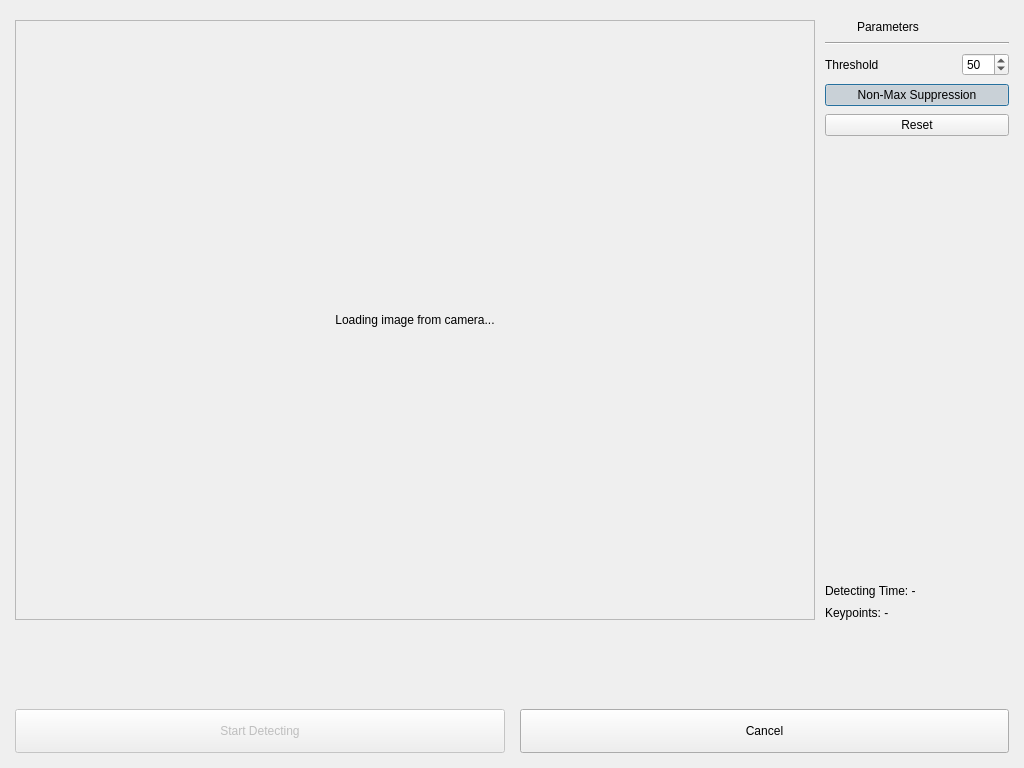
This is ui/windowFastRealTime.ui in kayspark/ImageFeatureDetector as Qt 5 draws it before an edit. The edited form follows.
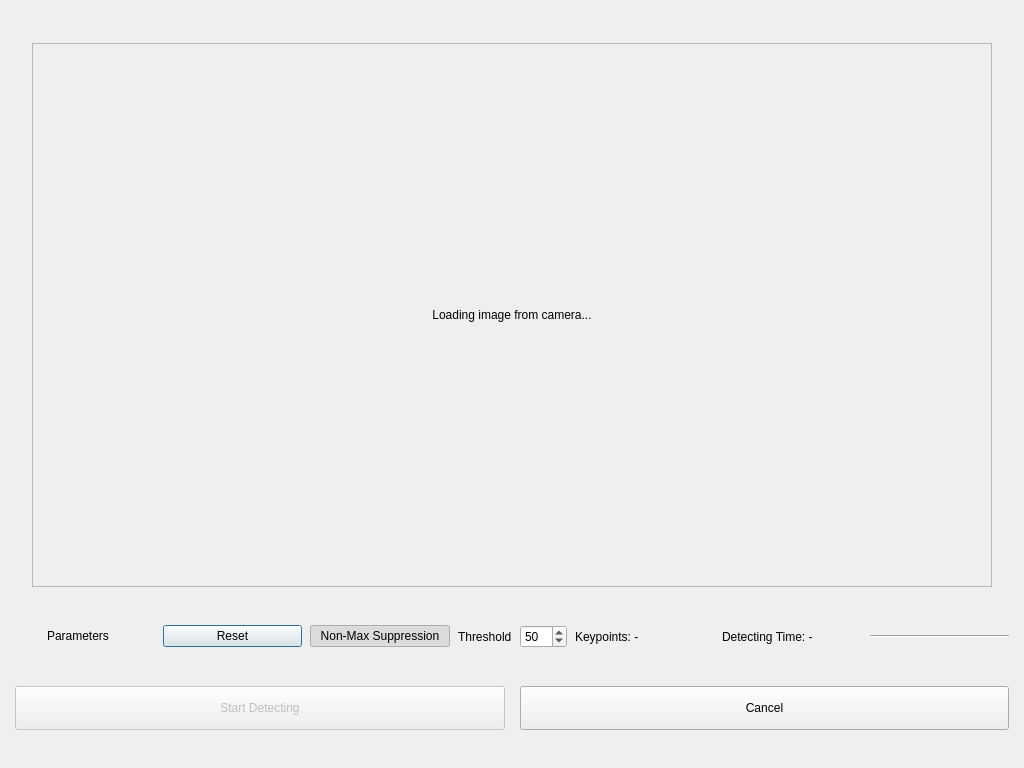
This is the edited form. Icons and pictures are not drawn.

Patch:
```diff
--- a/ui/windowFastRealTime.ui
+++ b/ui/windowFastRealTime.ui
@@ -9,8 +9,8 @@
       <rect>
         <x>0</x>
         <y>0</y>
-        <width>550</width>
-        <height>350</height>
+        <width>1024</width>
+        <height>768</height>
       </rect>
     </property>
     <property name="sizePolicy">
@@ -68,14 +68,14 @@
               </property>
               <property name="minimumSize">
                 <size>
-                  <width>800</width>
-                  <height>600</height>
+                  <width>960</width>
+                  <height>544</height>
                 </size>
               </property>
               <property name="maximumSize">
                 <size>
-                  <width>800</width>
-                  <height>600</height>
+                  <width>960</width>
+                  <height>544</height>
                 </size>
               </property>
               <property name="frameShape">
@@ -98,8 +98,10 @@
               </property>
             </widget>
           </item>
+        </layout>
+      </item>
           <item>
-            <layout class="QVBoxLayout" name="verticalLayout_2">
+        <layout class="QHBoxLayout" name="horizontalLayout">
               <property name="spacing">
                 <number>8</number>
               </property>
@@ -127,7 +129,7 @@
                       </property>
                     </widget>
                   </item>
-                  <item>
+              <item alignment="Qt::AlignVCenter">
                     <widget class="QLabel" name="label">
                       <property name="text">
                         <string>Parameters</string>
@@ -137,9 +139,33 @@
                 </layout>
               </item>
               <item>
-                <widget class="Line" name="line_2">
-                  <property name="orientation">
-                    <enum>Qt::Horizontal</enum>
+            <widget class="QPushButton" name="uiPushButtonResetFAST">
+              <property name="text">
+                <string>Reset</string>
+              </property>
+              <property name="icon">
+                <iconset>
+                  <normaloff>icons/edit-clear.svg</normaloff>icons/edit-clear.svg
+                </iconset>
+              </property>
+              <property name="iconSize">
+                <size>
+                  <width>24</width>
+                  <height>24</height>
+                </size>
+              </property>
+            </widget>
+          </item>
+          <item>
+            <widget class="QPushButton" name="uiPushButtonNonMaxFAST">
+              <property name="text">
+                <string>Non-Max Suppression</string>
+              </property>
+              <property name="checkable">
+                <bool>true</bool>
+              </property>
+              <property name="checked">
+                <bool>true</bool>
                   </property>
                 </widget>
               </item>
@@ -161,19 +187,6 @@
                       </property>
                     </widget>
                   </item>
-                  <item>
-                    <spacer name="horizontalSpacer">
-                      <property name="orientation">
-                        <enum>Qt::Horizontal</enum>
-                      </property>
-                      <property name="sizeHint" stdset="0">
-                        <size>
-                          <width>40</width>
-                          <height>20</height>
-                        </size>
-                      </property>
-                    </spacer>
-                  </item>
                   <item>
                     <widget class="QSpinBox" name="uiSpinBoxThresholdFAST">
                       <property name="sizePolicy">
@@ -195,56 +208,6 @@
                   </item>
                 </layout>
               </item>
-              <item>
-                <widget class="QPushButton" name="uiPushButtonNonMaxFAST">
-                  <property name="text">
-                    <string>Non-Max Suppression</string>
-                  </property>
-                  <property name="checkable">
-                    <bool>true</bool>
-                  </property>
-                  <property name="checked">
-                    <bool>true</bool>
-                  </property>
-                </widget>
-              </item>
-              <item>
-                <widget class="QPushButton" name="uiPushButtonResetFAST">
-                  <property name="text">
-                    <string>Reset</string>
-                  </property>
-                  <property name="icon">
-                    <iconset>
-                      <normaloff>icons/edit-clear.svg</normaloff>icons/edit-clear.svg</iconset>
-                  </property>
-                  <property name="iconSize">
-                    <size>
-                      <width>24</width>
-                      <height>24</height>
-                    </size>
-                  </property>
-                </widget>
-              </item>
-              <item>
-                <spacer name="verticalSpacer">
-                  <property name="orientation">
-                    <enum>Qt::Vertical</enum>
-                  </property>
-                  <property name="sizeHint" stdset="0">
-                    <size>
-                      <width>20</width>
-                      <height>40</height>
-                    </size>
-                  </property>
-                </spacer>
-              </item>
-              <item>
-                <widget class="QLabel" name="uiLabelTime">
-                  <property name="text">
-                    <string>Detecting Time: -</string>
-                  </property>
-                </widget>
-              </item>
               <item>
                 <widget class="QLabel" name="uiLabelKeypoints">
                   <property name="text">
@@ -252,22 +215,21 @@
                   </property>
                 </widget>
               </item>
-            </layout>
+          <item>
+            <widget class="QLabel" name="uiLabelTime">
+              <property name="text">
+                <string>Detecting Time: -</string>
+              </property>
+            </widget>
           </item>
-        </layout>
-      </item>
       <item>
-        <spacer name="verticalSpacer_2">
+            <widget class="Line" name="line_2">
           <property name="orientation">
-            <enum>Qt::Vertical</enum>
-          </property>
-          <property name="sizeHint" stdset="0">
-            <size>
-              <width>20</width>
-              <height>40</height>
-            </size>
-          </property>
-        </spacer>
+                <enum>Qt::Horizontal</enum>
+              </property>
+            </widget>
+          </item>
+        </layout>
       </item>
       <item>
         <layout class="QHBoxLayout" name="horizontalLayout_4">
```
Left out of the diff: 2 changed lines with no effect on the pictures. Lines whose indentation alone changed are shown as unchanged.
